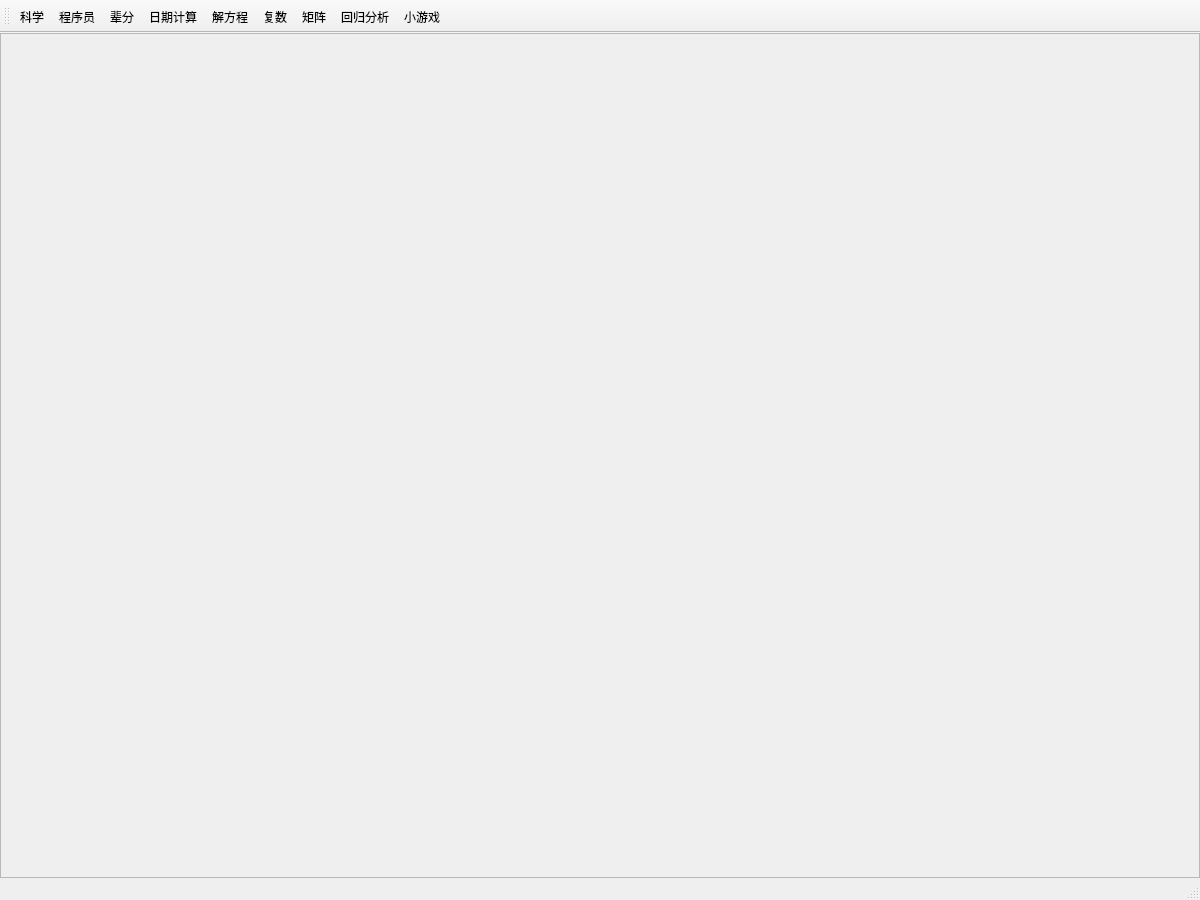
First picture: the form in ICcalculator/ICcalculator.ui, repository tyanxie/IC_Calculator, before the edit.
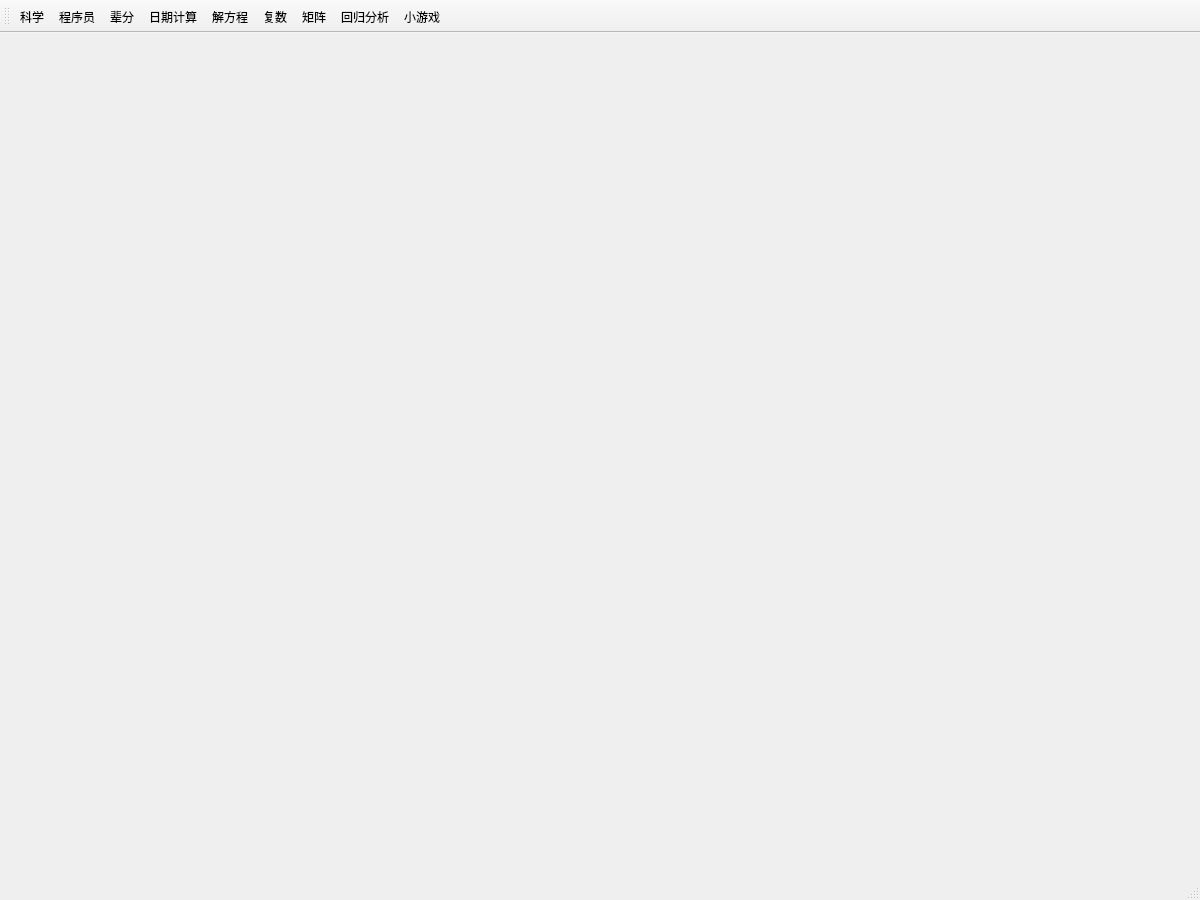
Second picture: the form after the edit. Icons and pictures are not drawn.

The edit to the form file:
```diff
--- a/ICcalculator/ICcalculator.ui
+++ b/ICcalculator/ICcalculator.ui
@@ -17,36 +17,6 @@
    <enum>Qt::ToolButtonTextUnderIcon</enum>
   </property>
   <widget class="QWidget" name="centralWidget">
-   <layout class="QVBoxLayout" name="verticalLayout">
-    <property name="spacing">
-     <number>0</number>
-    </property>
-    <property name="leftMargin">
-     <number>0</number>
-    </property>
-    <property name="topMargin">
-     <number>0</number>
-    </property>
-    <property name="rightMargin">
-     <number>0</number>
-    </property>
-    <property name="bottomMargin">
-     <number>0</number>
-    </property>
-    <item>
-     <widget class="QScrollArea" name="scrollArea">
-      <property name="widgetResizable">
-       <bool>true</bool>
-      </property>
-      <widget class="QWidget" name="scrollAreaWidgetContents">
-       <property name="geometry">
-        <rect>
-         <x>0</x>
-         <y>0</y>
-         <width>1198</width>
-         <height>797</height>
-        </rect>
-       </property>
        <layout class="QGridLayout" name="gridLayout">
         <property name="leftMargin">
          <number>0</number>
@@ -67,10 +37,6 @@
          <widget class="QStackedWidget" name="stackedWidget">
           <widget class="QWidget" name="page"/>
           <widget class="QWidget" name="page_2"/>
-         </widget>
-        </item>
-       </layout>
-      </widget>
      </widget>
     </item>
    </layout>
```
Left out of the diff: 3 changed lines with no effect on the pictures. Lines whose indentation alone changed are shown as unchanged.
